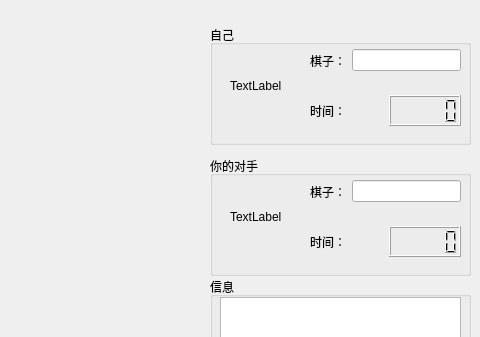
Old version of the form Gomoku/HomePage.ui in the repository Mango-HaiK/Gomuku; both pictures show x 430 to 910 and y 0 to 337 of the 910 by 660 pixel window.
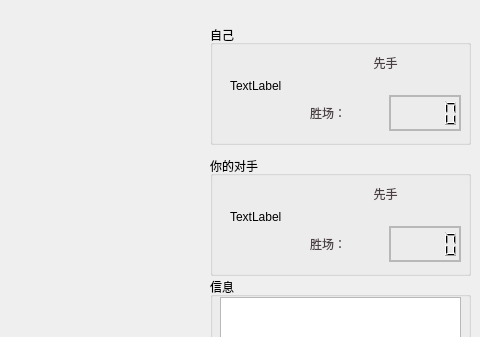
New version of the form.

Patch:
```diff
--- a/Gomoku/HomePage.ui
+++ b/Gomoku/HomePage.ui
@@ -70,24 +70,21 @@
          <x>100</x>
          <y>20</y>
          <width>151</width>
-         <height>31</height>
+         <height>36</height>
         </rect>
        </property>
        <layout class="QHBoxLayout" name="horizontalLayout_5">
         <item>
-         <widget class="QLabel" name="label_10">
+         <widget class="QLabel" name="lab_firstA">
+          <property name="styleSheet">
+           <string notr="true">color: rgb(75, 63, 68);
+font: 75 24pt &quot;Marker Felt&quot;;</string>
+          </property>
           <property name="text">
-           <string>棋子：</string>
+           <string>先手</string>
           </property>
-         </widget>
-        </item>
-        <item>
-         <widget class="QLineEdit" name="edit_playerA_name">
-          <property name="mouseTracking">
-           <bool>true</bool>
-          </property>
-          <property name="tabletTracking">
-           <bool>false</bool>
+          <property name="alignment">
+           <set>Qt::AlignCenter</set>
           </property>
          </widget>
         </item>
@@ -99,19 +96,33 @@
          <x>100</x>
          <y>70</y>
          <width>151</width>
-         <height>31</height>
+         <height>36</height>
         </rect>
        </property>
        <layout class="QHBoxLayout" name="horizontalLayout_8">
         <item>
          <widget class="QLabel" name="label_11">
+          <property name="styleSheet">
+           <string notr="true">color: rgb(75, 63, 68);
+font: 75 24pt &quot;Marker Felt&quot;;</string>
+          </property>
           <property name="text">
-           <string>时间：</string>
+           <string>胜场：</string>
           </property>
          </widget>
         </item>
         <item>
-         <widget class="QLCDNumber" name="lcd_PlayerA_time"/>
+         <widget class="QLCDNumber" name="lcd_PlayerA_win">
+          <property name="frameShape">
+           <enum>QFrame::Box</enum>
+          </property>
+          <property name="lineWidth">
+           <number>0</number>
+          </property>
+          <property name="midLineWidth">
+           <number>2</number>
+          </property>
+         </widget>
         </item>
        </layout>
       </widget>
@@ -153,20 +164,24 @@
          <x>100</x>
          <y>20</y>
          <width>151</width>
-         <height>31</height>
+         <height>36</height>
         </rect>
        </property>
        <layout class="QHBoxLayout" name="horizontalLayout">
         <item>
-         <widget class="QLabel" name="label_3">
+         <widget class="QLabel" name="lab_fristB">
+          <property name="styleSheet">
+           <string notr="true">color: rgb(75, 63, 68);
+font: 75 24pt &quot;Marker Felt&quot;;</string>
+          </property>
           <property name="text">
-           <string>棋子：</string>
+           <string>先手</string>
+          </property>
+          <property name="alignment">
+           <set>Qt::AlignCenter</set>
           </property>
          </widget>
         </item>
-        <item>
-         <widget class="QLineEdit" name="edit_playerB_name"/>
-        </item>
        </layout>
       </widget>
       <widget class="QWidget" name="horizontalLayoutWidget_2">
@@ -175,19 +190,30 @@
          <x>100</x>
          <y>70</y>
          <width>151</width>
-         <height>31</height>
+         <height>36</height>
         </rect>
        </property>
        <layout class="QHBoxLayout" name="horizontalLayout_2">
         <item>
          <widget class="QLabel" name="label_5">
+          <property name="styleSheet">
+           <string notr="true">color: rgb(75, 63, 68);
+font: 75 24pt &quot;Marker Felt&quot;;</string>
+          </property>
           <property name="text">
-           <string>时间：</string>
+           <string>胜场：</string>
           </property>
          </widget>
         </item>
         <item>
-         <widget class="QLCDNumber" name="lcd_PlayerB_time"/>
+         <widget class="QLCDNumber" name="lcd_PlayerB_win">
+          <property name="lineWidth">
+           <number>0</number>
+          </property>
+          <property name="midLineWidth">
+           <number>2</number>
+          </property>
+         </widget>
         </item>
        </layout>
       </widget>
```
Left out of the diff: 23 changed lines with no effect on the pictures.
